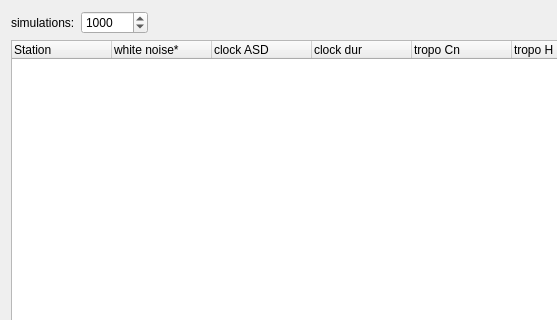
Qt form Widgets/simulatorwidget.ui (TUW-VieVS/VieSchedppGUI) before a commit; both pictures show x 0 to 557 and y 0 to 320 of the 981 by 594 pixel window.
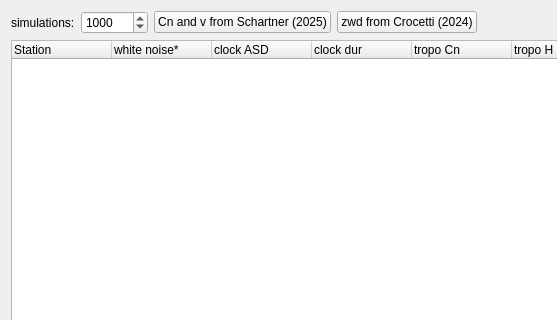
The same form after that commit. Icons and pictures are not drawn.

Patch:
```diff
--- a/Widgets/simulatorwidget.ui
+++ b/Widgets/simulatorwidget.ui
@@ -45,6 +45,29 @@
        </property>
       </widget>
      </item>
+     <item>
+      <widget class="QPushButton" name="pushButton_Cn">
+       <property name="whatsThis">
+        <string>&lt;html&gt;&lt;head/&gt;&lt;body&gt;&lt;p&gt;Import &lt;span style=&quot; font-weight:700;&quot;&gt;Cn&lt;/span&gt; and &lt;span style=&quot; font-weight:700;&quot;&gt;v&lt;/span&gt; values from:&lt;br/&gt;&lt;span style=&quot; font-family:'Merriweather Sans','Helvetica Neue','Helvetica','Arial','sans-serif'; color:#222222; background-color:#ffffff;&quot;&gt;Schartner, M. &lt;/span&gt;&lt;span style=&quot; font-family:'Merriweather Sans','Helvetica Neue','Helvetica','Arial','sans-serif'; font-weight:700; color:#222222; background-color:#ffffff;&quot;&gt;Deriving a global troposphere model for space geodetic simulations based on an ML ensemble featuring uncertainty quantification.&lt;/span&gt;&lt;span style=&quot; font-family:'Merriweather Sans','Helvetica Neue','Helvetica','Arial','sans-serif'; color:#222222;&quot;/&gt;&lt;span style=&quot; font-family:'Merriweather Sans','Helvetica Neue','Helvetica','Arial','sans-serif'; font-style:italic; color:#222222;&quot;&gt;J Geod&lt;/span&gt;&lt;span style=&quot; font-family:'Merriweather Sans','Helvetica Neue','Helvetica','Arial','sans-serif'; color:#222222;&quot;/&gt;&lt;span style=&quot; font-family:'Merriweather Sans','Helvetica Neue','Helvetica','Arial','sans-serif'; font-weight:700; color:#222222;&quot;&gt;99&lt;/span&gt;&lt;span style=&quot; font-family:'Merriweather Sans','Helvetica Neue','Helvetica','Arial','sans-serif'; color:#222222;&quot;&gt;, 72 (2025). &lt;/span&gt;&lt;a href=&quot;https://doi.org/10.1007/s00190-025-01996-w&quot;&gt;&lt;span style=&quot; text-decoration: underline; color:#0000ff;&quot;&gt;https://doi.org/10.1007/s00190-025-01996-w&lt;/span&gt;&lt;/a&gt;&lt;/p&gt;&lt;p&gt;Appendix A and B (updated for new stations).&lt;/p&gt;&lt;p&gt;Full list of values can be found at &lt;a href=&quot;https://github.com/TUW-VieVS/VieSchedpp_AUTO/tree/master/SIMULATION_CATALOGS&quot;&gt;&lt;span style=&quot; text-decoration: underline; color:#0000ff;&quot;&gt;https://github.com/TUW-VieVS/VieSchedpp_AUTO/tree/master/SIMULATION_CATALOGS &lt;/span&gt;&lt;/a&gt;&lt;/p&gt;&lt;p&gt;&lt;span style=&quot; font-weight:700;&quot;&gt;&lt;br/&gt;If a station is not listed, use 1.8 for Cn and 8 for v. &lt;/span&gt;&lt;/p&gt;&lt;p&gt;You can derive your own values for new locations based on the data found in &lt;a href=&quot; https://gpc.ethz.ch/products/Troposphere/Cn/multi-year%20monthly/&quot;&gt;&lt;span style=&quot; text-decoration: underline; color:#0000ff;&quot;&gt;https://gpc.ethz.ch/products/Troposphere/Cn/multi-year%20monthly/.&lt;/span&gt;&lt;/a&gt;&lt;/p&gt;&lt;/body&gt;&lt;/html&gt;</string>
+       </property>
+       <property name="text">
+        <string>Cn and v from Schartner (2025)</string>
+       </property>
+       <property name="checkable">
+        <bool>false</bool>
+       </property>
+      </widget>
+     </item>
+     <item>
+      <widget class="QPushButton" name="pushButton_zwd">
+       <property name="whatsThis">
+        <string>&lt;html&gt;&lt;head/&gt;&lt;body&gt;&lt;p&gt;Import &lt;span style=&quot; font-weight:700;&quot;&gt;zwd&lt;/span&gt; based on the model from:&lt;br/&gt;&lt;span style=&quot; font-family:'-apple-system','BlinkMacSystemFont','Segoe UI','Roboto','Oxygen-Sans','Ubuntu','Cantarell','Helvetica Neue','sans-serif'; color:#333333; background-color:#fcfcfc;&quot;&gt;Crocetti, L., Schartner, M., Wareyka-Glaner, M.F.&lt;/span&gt;&lt;span style=&quot; font-family:'-apple-system','BlinkMacSystemFont','Segoe UI','Roboto','Oxygen-Sans','Ubuntu','Cantarell','Helvetica Neue','sans-serif'; font-style:italic; color:#333333;&quot;&gt;et al.&lt;/span&gt;&lt;span style=&quot; font-family:'-apple-system','BlinkMacSystemFont','Segoe UI','Roboto','Oxygen-Sans','Ubuntu','Cantarell','Helvetica Neue','sans-serif'; color:#333333;&quot;&gt; ZWDX: a global zenith wet delay forecasting model using XGBoost. &lt;/span&gt;&lt;span style=&quot; font-family:'-apple-system','BlinkMacSystemFont','Segoe UI','Roboto','Oxygen-Sans','Ubuntu','Cantarell','Helvetica Neue','sans-serif'; font-style:italic; color:#333333;&quot;&gt;Earth Planets Space&lt;/span&gt;&lt;span style=&quot; font-family:'-apple-system','BlinkMacSystemFont','Segoe UI','Roboto','Oxygen-Sans','Ubuntu','Cantarell','Helvetica Neue','sans-serif'; font-weight:700; color:#333333;&quot;&gt;76&lt;/span&gt;&lt;span style=&quot; font-family:'-apple-system','BlinkMacSystemFont','Segoe UI','Roboto','Oxygen-Sans','Ubuntu','Cantarell','Helvetica Neue','sans-serif'; color:#333333;&quot;&gt;, 163 (2024). &lt;/span&gt;&lt;a href=&quot;https://doi.org/10.1186/s40623-024-02104-6&quot;&gt;&lt;span style=&quot; text-decoration: underline; color:#0000ff;&quot;&gt;https://doi.org/10.1186/s40623-024-02104-6&lt;/span&gt;&lt;/a&gt;&lt;/p&gt;&lt;p&gt;&lt;span style=&quot; font-weight:700;&quot;&gt;&lt;br/&gt;If a station is not listed, use 150 for zwd0. &lt;/span&gt;&lt;/p&gt;&lt;p&gt;&lt;br/&gt;&lt;/p&gt;&lt;/body&gt;&lt;/html&gt;</string>
+       </property>
+       <property name="text">
+        <string>zwd from Crocetti (2024)</string>
+       </property>
+      </widget>
+     </item>
      <item>
       <spacer name="horizontalSpacer">
        <property name="orientation">
```
Left out of the diff: 4 changed lines with no effect on the pictures.
